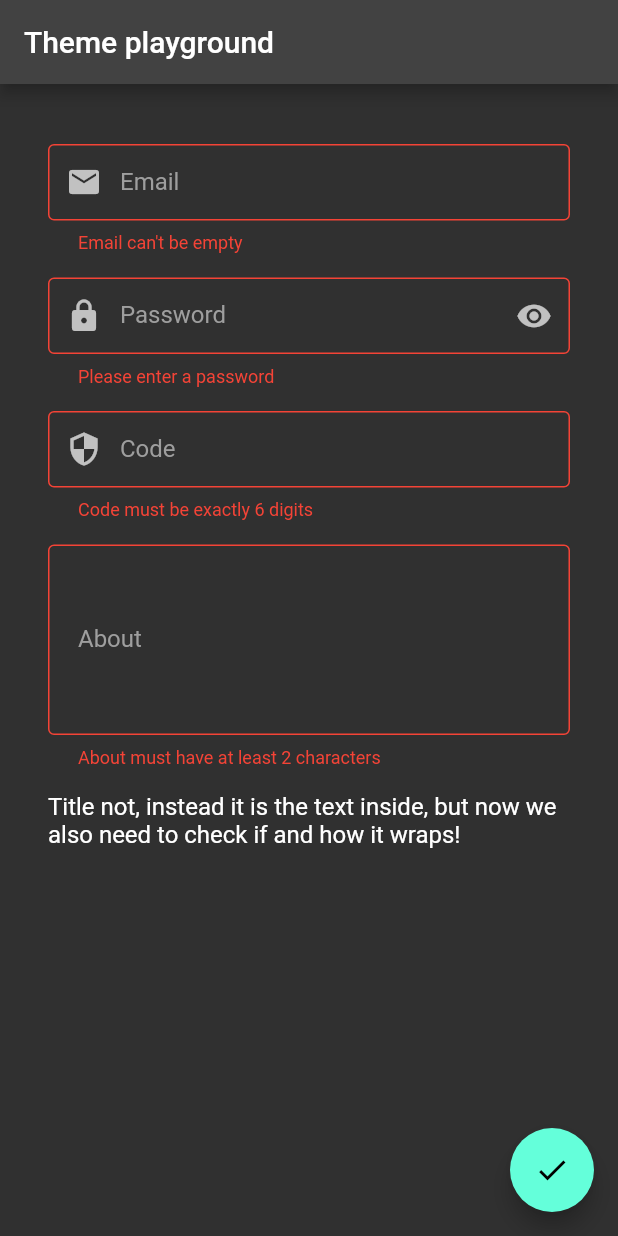
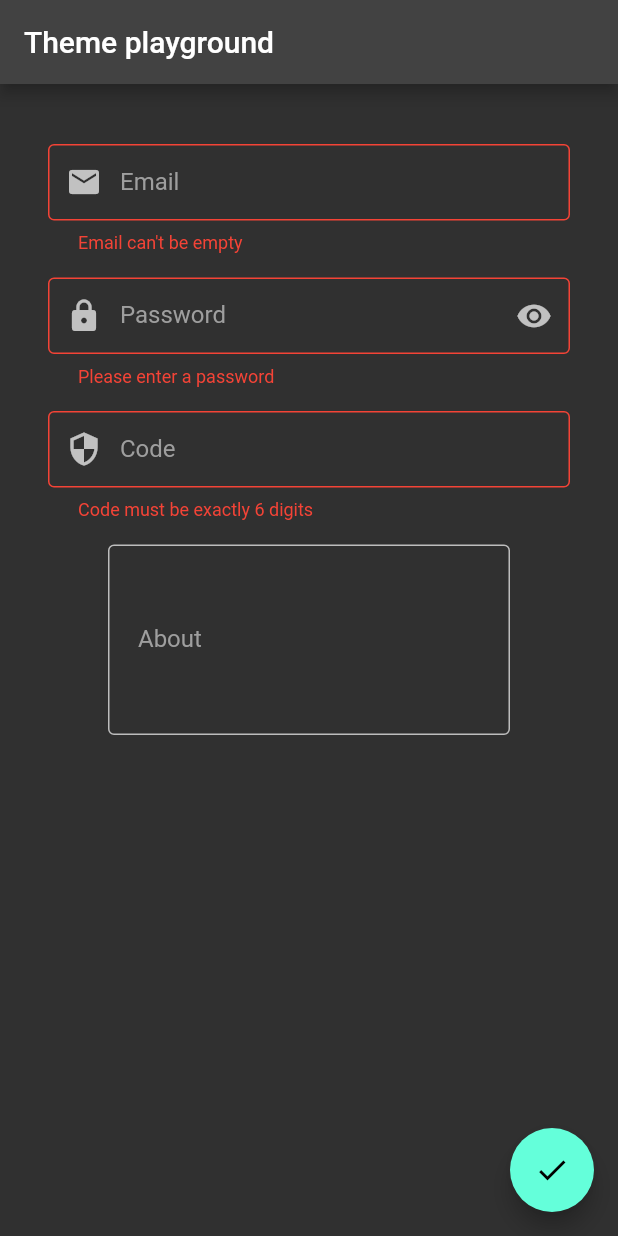
Before and after one commit to dorontal/flutter_themes, a Flutter app: the screen it shows after launch, after a tap on the "check" icon, on a phone screen of 412 x 824 dp. Run offline on Flutter 3.47's test engine with Material 2 defaults, Android fonts, the phone set to English and light mode, and no system bars; our stand-ins replace flutter_hooks.

Commit message:
no more titledBorder

```diff
--- a/lib/main.dart
+++ b/lib/main.dart
@@ -1,7 +1,6 @@
 import 'dart:developer' as dev;
 import 'package:flutter/material.dart';
 import 'package:flutter_hooks/flutter_hooks.dart';
-import 'package:flutter_themes/widgets/titled_border.dart';
 
 import 'constants/theme_data.dart';
 import 'widgets/about_field.dart';
@@ -50,14 +49,6 @@ class FormPage extends HookWidget {
             PasswordField(fieldKey: passwordFieldKey),
             CodeField(fieldKey: codeFieldKey),
             AboutField(fieldKey: titleFieldKey),
-            const TitledBorder(
-              title: 'Titled Border',
-              child: Text(
-                'Title not, instead it is the text inside, '
-                'but now we also need to check if and how it wraps!',
-                style: TextStyle(fontSize: 16),
-              ),
-            ),
           ]
               .map((child) => Padding(
                     padding: const EdgeInsets.symmetric(vertical: 8),
--- a/lib/widgets/about_field.dart
+++ b/lib/widgets/about_field.dart
@@ -7,14 +7,14 @@ class AboutField extends StatelessWidget {
 
   @override
   Widget build(BuildContext context) => Focus(
+        child: Container(
+          padding: const EdgeInsets.symmetric(horizontal: 40),
           child: TextFormField(
             key: fieldKey,
             maxLines: 5,
             validator: (String? about) {
-            if (about == null || about.length < 2) {
-              return 'About must have at least 2 characters';
-            } else if (about.length >= 100) {
-              return 'About must have less than 100 characters';
+              if (about == null || about.length > 1024) {
+                return 'About must have 1024 characters or less';
               }
               return null;
             },
@@ -25,6 +25,7 @@ class AboutField extends StatelessWidget {
               helperText: '',
             ),
           ),
+        ),
         onFocusChange: (hasFocus) {
           if (!hasFocus) {
             fieldKey.currentState!.validate();
```
Lines whose indentation alone changed are shown as unchanged.
